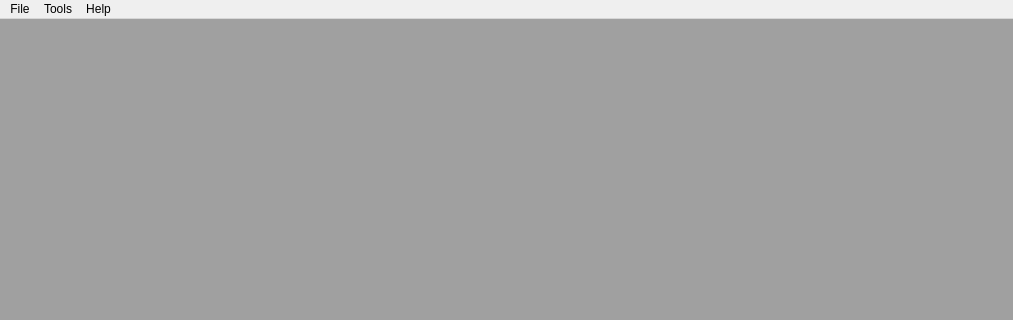
Old version of the form Velocity/mainwindow.ui in the repository hetelek/Velocity; both pictures show x 0 to 1013 and y 0 to 320 of the 1013 by 623 pixel window.
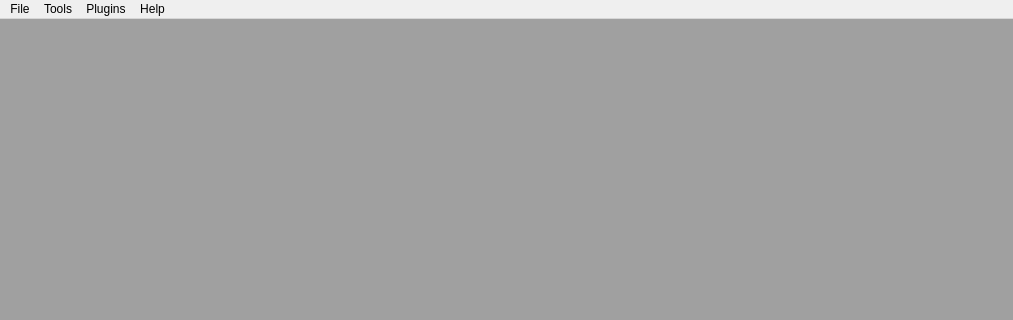
New version of the form. Icons and pictures are not drawn.

Commit message: added plugin loading

Diff of the .ui file:
```diff
--- a/Velocity/mainwindow.ui
+++ b/Velocity/mainwindow.ui
@@ -113,8 +113,20 @@
     </property>
     <addaction name="actionAbout"/>
    </widget>
+   <widget class="QMenu" name="menuPlugins">
+    <property name="title">
+     <string>Plugins</string>
+    </property>
+    <widget class="QMenu" name="menuGame_Modders">
+     <property name="title">
+      <string>Game Modders</string>
+     </property>
+    </widget>
+    <addaction name="menuGame_Modders"/>
+   </widget>
    <addaction name="menuFile"/>
    <addaction name="menuProfile"/>
+   <addaction name="menuPlugins"/>
    <addaction name="menuHelp"/>
   </widget>
   <widget class="QStatusBar" name="statusBar">
```
Left out of the diff: 10 changed lines with no effect on the pictures. The commit also changes 2 other files.
